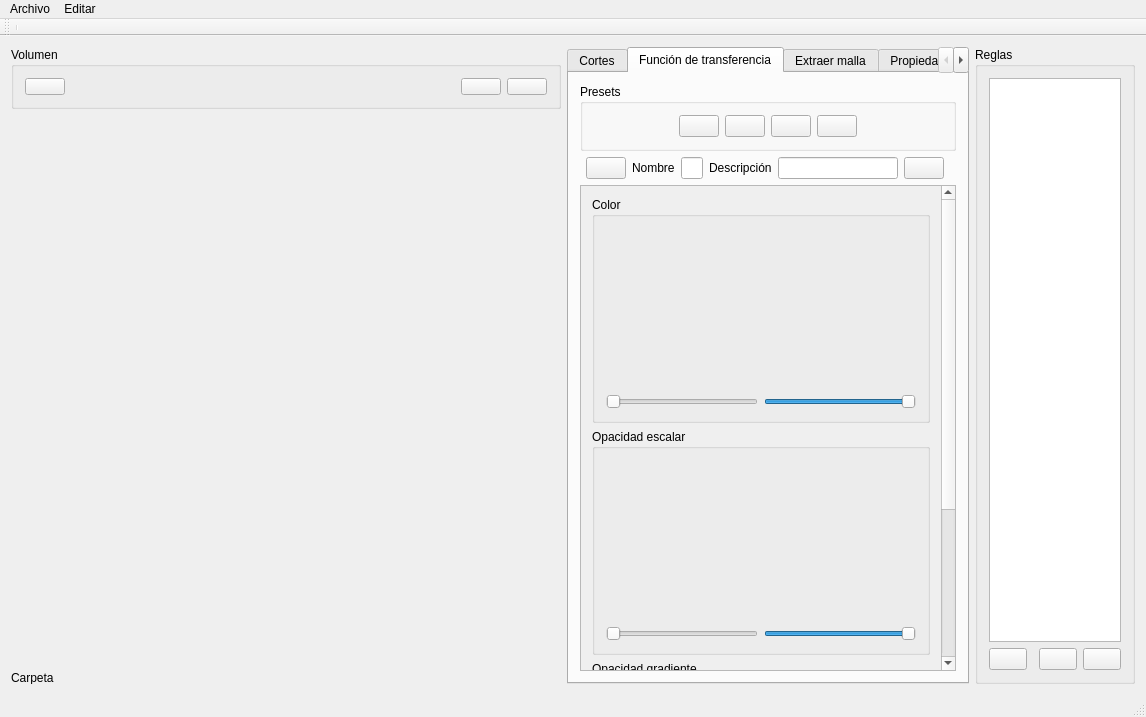
Qt form 3DCurator/mainwindow.ui (fblupi/grado_informatica-TFG) before a commit.
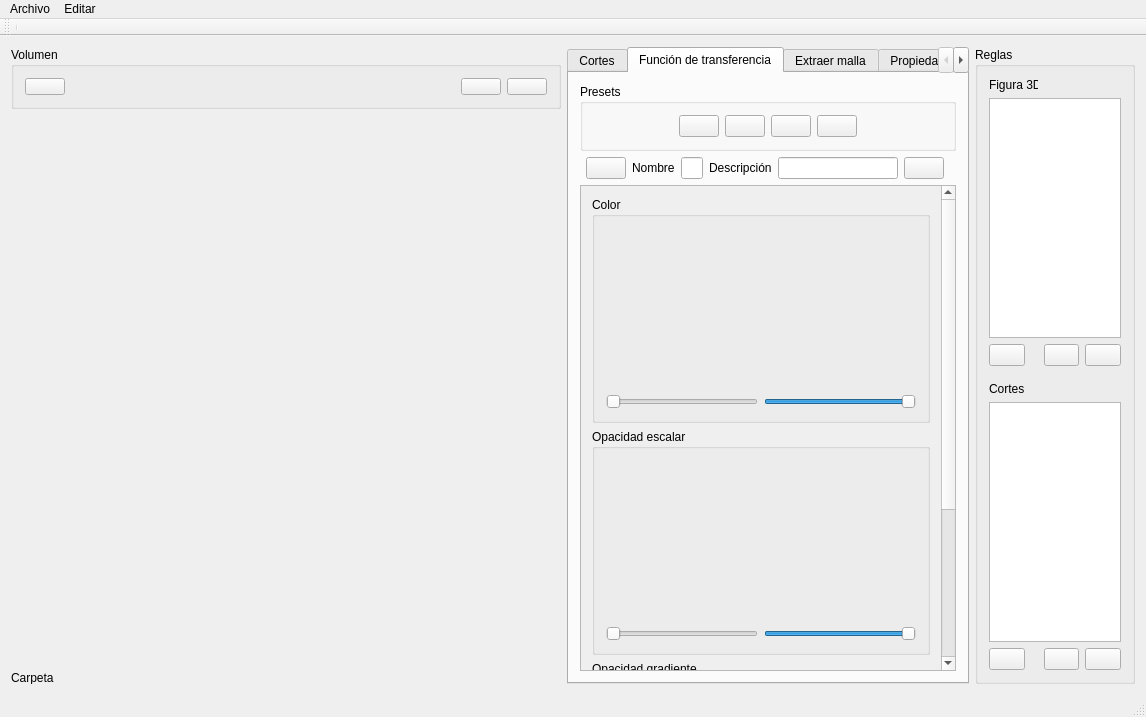
The same form after that commit. The open tabs and pages were chosen to show the change. Icons and pictures are not drawn. Custom widgets are drawn as their Qt base class.

Commit message: Reglas en ambos visores #29

Patch:
```diff
--- a/3DCurator/mainwindow.ui
+++ b/3DCurator/mainwindow.ui
@@ -1025,8 +1025,8 @@
        <string>Reglas</string>
       </property>
       <layout class="QGridLayout" name="gridLayout_3">
-       <item row="1" column="0">
-        <widget class="QPushButton" name="enableDisableRule">
+       <item row="6" column="0">
+        <widget class="QPushButton" name="enableDisableSliceRule">
          <property name="text">
           <string/>
          </property>
@@ -1042,8 +1042,8 @@
          </property>
         </widget>
        </item>
-       <item row="1" column="3">
-        <widget class="QPushButton" name="addRule">
+       <item row="6" column="3">
+        <widget class="QPushButton" name="addSliceRule">
          <property name="text">
           <string/>
          </property>
@@ -1059,27 +1059,7 @@
          </property>
         </widget>
        </item>
-       <item row="1" column="2">
-        <widget class="QPushButton" name="deleteRule">
-         <property name="text">
-          <string/>
-         </property>
-         <property name="icon">
-          <iconset resource="assets/resources.qrc">
-           <normaloff>:/icons/minus.png</normaloff>:/icons/minus.png</iconset>
-         </property>
-         <property name="iconSize">
-          <size>
-           <width>21</width>
-           <height>21</height>
-          </size>
-         </property>
-        </widget>
-       </item>
-       <item row="0" column="0" colspan="4">
-        <widget class="QListWidget" name="rulesList"/>
-       </item>
-       <item row="1" column="1">
+       <item row="6" column="1">
         <spacer name="horizontalSpacer_11">
          <property name="orientation">
           <enum>Qt::Horizontal</enum>
@@ -1092,6 +1072,123 @@
          </property>
         </spacer>
        </item>
+       <item row="6" column="2">
+        <widget class="QPushButton" name="deleteSliceRule">
+         <property name="text">
+          <string/>
+         </property>
+         <property name="icon">
+          <iconset resource="assets/resources.qrc">
+           <normaloff>:/icons/minus.png</normaloff>:/icons/minus.png</iconset>
+         </property>
+         <property name="iconSize">
+          <size>
+           <width>21</width>
+           <height>21</height>
+          </size>
+         </property>
+        </widget>
+       </item>
+       <item row="5" column="0" colspan="4">
+        <widget class="QListWidget" name="sliceRulesList"/>
+       </item>
+       <item row="2" column="3">
+        <widget class="QPushButton" name="addVolumeRule">
+         <property name="text">
+          <string/>
+         </property>
+         <property name="icon">
+          <iconset resource="assets/resources.qrc">
+           <normaloff>:/icons/plus.png</normaloff>:/icons/plus.png</iconset>
+         </property>
+         <property name="iconSize">
+          <size>
+           <width>21</width>
+           <height>21</height>
+          </size>
+         </property>
+        </widget>
+       </item>
+       <item row="1" column="0" colspan="4">
+        <widget class="QListWidget" name="volumeRulesList"/>
+       </item>
+       <item row="2" column="2">
+        <widget class="QPushButton" name="deleteVolumeRule">
+         <property name="text">
+          <string/>
+         </property>
+         <property name="icon">
+          <iconset resource="assets/resources.qrc">
+           <normaloff>:/icons/minus.png</normaloff>:/icons/minus.png</iconset>
+         </property>
+         <property name="iconSize">
+          <size>
+           <width>21</width>
+           <height>21</height>
+          </size>
+         </property>
+        </widget>
+       </item>
+       <item row="2" column="0">
+        <widget class="QPushButton" name="enableDisableVolumeRule">
+         <property name="text">
+          <string/>
+         </property>
+         <property name="icon">
+          <iconset resource="assets/resources.qrc">
+           <normaloff>:/icons/eye.png</normaloff>:/icons/eye.png</iconset>
+         </property>
+         <property name="iconSize">
+          <size>
+           <width>21</width>
+           <height>21</height>
+          </size>
+         </property>
+        </widget>
+       </item>
+       <item row="3" column="0">
+        <spacer name="verticalSpacer_2">
+         <property name="orientation">
+          <enum>Qt::Vertical</enum>
+         </property>
+         <property name="sizeType">
+          <enum>QSizePolicy::Fixed</enum>
+         </property>
+         <property name="sizeHint" stdset="0">
+          <size>
+           <width>10</width>
+           <height>10</height>
+          </size>
+         </property>
+        </spacer>
+       </item>
+       <item row="2" column="1">
+        <spacer name="horizontalSpacer_12">
+         <property name="orientation">
+          <enum>Qt::Horizontal</enum>
+         </property>
+         <property name="sizeHint" stdset="0">
+          <size>
+           <width>40</width>
+           <height>20</height>
+          </size>
+         </property>
+        </spacer>
+       </item>
+       <item row="0" column="0" colspan="2">
+        <widget class="QLabel" name="volumeRuleLabel">
+         <property name="text">
+          <string>Figura 3D</string>
+         </property>
+        </widget>
+       </item>
+       <item row="4" column="0" colspan="2">
+        <widget class="QLabel" name="sliceRuleLabel">
+         <property name="text">
+          <string>Cortes</string>
+         </property>
+        </widget>
+       </item>
       </layout>
      </widget>
     </item>
```
Left out of the diff: 2 changed lines with no effect on the pictures. The commit also changes 2 other files.
